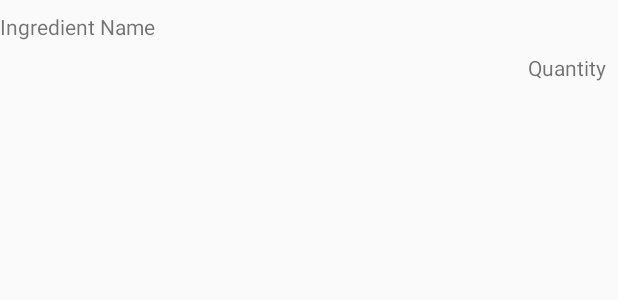
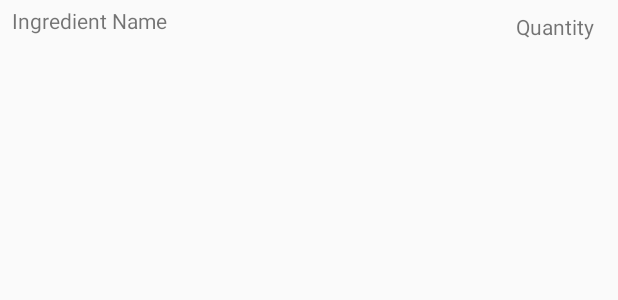
Before and after one commit to ifeomai/BakingApp, an Android app: the layout ingredient_item.xml on its own in the app's theme, with its tools: preview values and no code run, on a phone screen of 412 x 824 dp. Shown: the top 300 px of the screen. Run offline under Robolectric (Android 15) with nearby library versions, the phone set to English and light mode, and no system bars.

Commit message:
Tablet view completed

```diff
--- a/app/src/main/AndroidManifest.xml
+++ b/app/src/main/AndroidManifest.xml
@@ -2,9 +2,13 @@
 <manifest xmlns:android="http://schemas.android.com/apk/res/android"
     package="com.ifeomai.apps.bakingapp">
 
+
     <uses-permission android:name="android.permission.INTERNET" />
 
+    <!--This is supposed to help with exoplayer full screen android configChanges-->
     <application
+
+        android:configChanges="keyboard|keyboardHidden|orientation|screenSize|screenLayout|smallestScreenSize|uiMode"
         android:allowBackup="true"
         android:icon="@mipmap/ic_launcher"
         android:label="@string/app_name"
--- a/app/src/main/java/com/ifeomai/apps/bakingapp/ui/detail/DetailActivity.java
+++ b/app/src/main/java/com/ifeomai/apps/bakingapp/ui/detail/DetailActivity.java
@@ -46,12 +46,12 @@ public class DetailActivity extends AppCompatActivity {
 
                 if (getResources().getBoolean(R.bool.is_tablet)) {
                     //DONE: add the fragment for tablet
-                    Fragment stepFragment = fragmentManager.findFragmentById(R.id.details_container);
+                    Fragment stepFragment = fragmentManager.findFragmentById(R.id.step_fragment_container);
 
                     // Create step fragment if it doesn't already exist
                     if (stepFragment == null) {
                         fragmentManager.beginTransaction()
-                                .add(R.id.details_container, StepDetailFragment.getInstance(recipe.getSteps().get(0), 0))
+                                .add(R.id.step_fragment_container, StepDetailFragment.getInstance(recipe.getSteps().get(0), 0))
                                 .commit();
 
                         setTitle(recipe.getName());
--- a/app/src/main/java/com/ifeomai/apps/bakingapp/ui/detail/DetailFragment.java
+++ b/app/src/main/java/com/ifeomai/apps/bakingapp/ui/detail/DetailFragment.java
@@ -102,7 +102,7 @@ public class DetailFragment extends Fragment implements StepsAdapter.StepListene
                     .getInstance(recipe.getSteps().get(itemPosition), itemPosition);
 
             fragmentManager.beginTransaction()
-                    .replace(R.id.activity_step_fragment_container, stepFragment)
+                    .replace(R.id.step_fragment_container, stepFragment)
                     .commit();
         } else {
             Intent intent = StepActivity.newIntent(requireContext(), itemPosition, recipe.getName());
--- a/app/src/main/res/layout/fragment_step_detail.xml
+++ b/app/src/main/res/layout/fragment_step_detail.xml
@@ -12,7 +12,7 @@
         <com.google.android.exoplayer2.ui.PlayerView
             android:id="@+id/step_video_view"
             android:layout_width="0dp"
-            android:layout_height="209dp"
+            android:layout_height="@dimen/exo_height"
             android:src="@mipmap/ic_launcher"
             app:layout_constraintEnd_toEndOf="parent"
             app:layout_constraintStart_toStartOf="parent"
--- a/app/src/main/res/layout/ingredient_item.xml
+++ b/app/src/main/res/layout/ingredient_item.xml
@@ -1,16 +1,21 @@
 <?xml version="1.0" encoding="utf-8"?>
-<android.support.constraint.ConstraintLayout
-    xmlns:android="http://schemas.android.com/apk/res/android"
+<android.support.constraint.ConstraintLayout xmlns:android="http://schemas.android.com/apk/res/android"
     xmlns:app="http://schemas.android.com/apk/res-auto"
     xmlns:tools="http://schemas.android.com/tools"
     android:layout_width="match_parent"
-    android:layout_height="wrap_content">
+    android:layout_height="wrap_content"
+    tools:layout_editor_absoluteY="81dp">
 
     <TextView
         android:id="@+id/ingredient_name_text_view"
         android:layout_width="wrap_content"
         android:layout_height="wrap_content"
-        android:layout_marginTop="8dp"
+        android:layout_marginEnd="8dp"
+        android:layout_marginStart="8dp"
+        android:inputType="textMultiLine"
+        app:layout_constraintBottom_toBottomOf="parent"
+        app:layout_constraintEnd_toStartOf="@+id/ingredient_quantity_text_view"
+        app:layout_constraintHorizontal_bias="0.0"
         app:layout_constraintStart_toStartOf="parent"
         app:layout_constraintTop_toTopOf="parent"
         tools:text="Ingredient Name" />
@@ -19,10 +24,11 @@
         android:id="@+id/ingredient_quantity_text_view"
         android:layout_width="wrap_content"
         android:layout_height="wrap_content"
-        android:layout_marginEnd="8dp"
-        android:layout_marginRight="8dp"
+        android:layout_marginEnd="16dp"
         android:layout_marginTop="8dp"
+        app:layout_constraintBottom_toBottomOf="parent"
         app:layout_constraintEnd_toEndOf="parent"
-        app:layout_constraintTop_toBottomOf="@+id/ingredient_name_text_view"
+        app:layout_constraintTop_toTopOf="parent"
+        app:layout_constraintVertical_bias="1.0"
         tools:text="Quantity" />
 </android.support.constraint.ConstraintLayout>
--- /dev/null
+++ b/app/src/main/res/values-sw600dp/bool.xml
@@ -0,0 +1,4 @@
+<?xml version="1.0" encoding="utf-8"?>
+<resources>
+    <bool name="is_tablet">true</bool>
+</resources>
--- /dev/null
+++ b/app/src/main/res/values-sw600dp/dimens.xml
@@ -0,0 +1,4 @@
+<?xml version="1.0" encoding="utf-8"?>
+<resources>
+    <dimen name="exo_height">600dp</dimen>
+</resources>
--- /dev/null
+++ b/app/src/main/res/values-sw600dp/integer.xml
@@ -0,0 +1,5 @@
+<?xml version="1.0" encoding="utf-8"?>
+
+    <resources>
+        <integer name="recipe_list_columns">3</integer>
+    </resources>
--- /dev/null
+++ b/app/src/main/res/values/dimens.xml
@@ -0,0 +1,4 @@
+<?xml version="1.0" encoding="utf-8"?>
+<resources>
+    <dimen name="exo_height">300dp</dimen>
+</resources>
--- a/app/src/main/res/values/strings.xml
+++ b/app/src/main/res/values/strings.xml
@@ -1,8 +1,8 @@
 <resources>
     <string name="app_name">BakingApp</string>
-    <string name="recipe_item_servings">Serves: %d</string>
+    <string name="recipe_item_servings">%d servings</string>
     <string name="recipe_item_image_description">recipe image</string>
-    <string name="ingredient_quantity">Quantity: %s %s</string>
+    <string name="ingredient_quantity">%s %s</string>
     <string name="ingredients">Ingredients</string>
     <string name="steps">Steps</string>
     <string name="step_item_label">Step %s: %s</string>
```
Also changed, not shown: app/src/main/java/com/ifeomai/apps/bakingapp/ui/step/StepDetailFragment.java (+26 -0 lines), app/src/main/res/layout-sw600dp/activity_detail.xml (added, +25 -0 lines).
